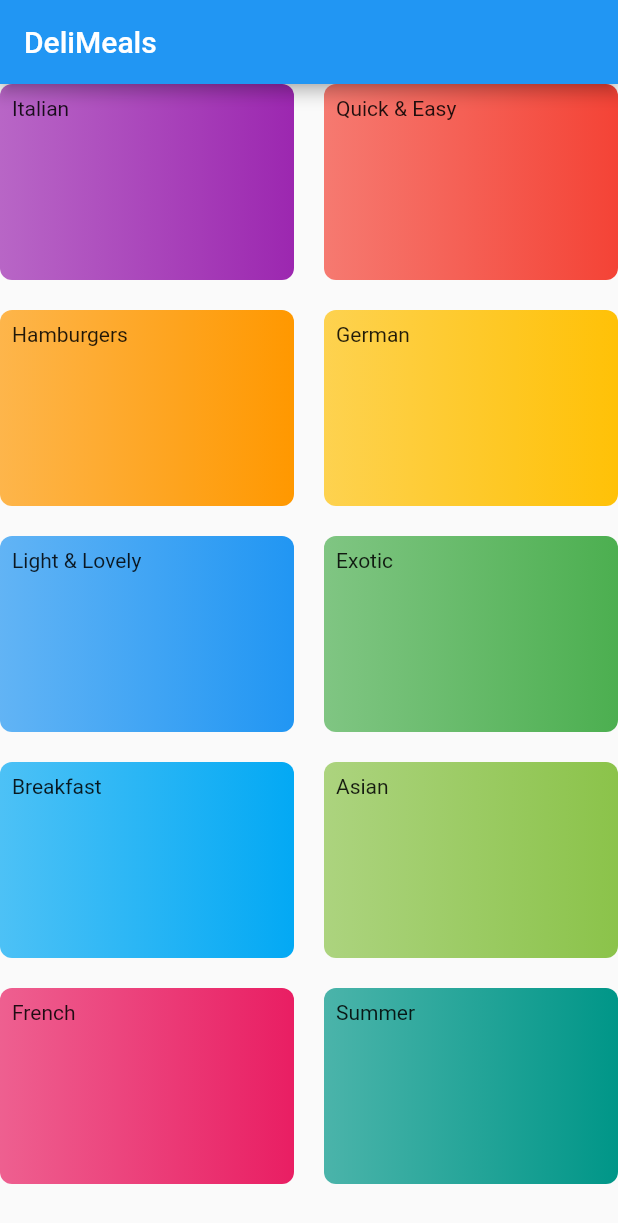
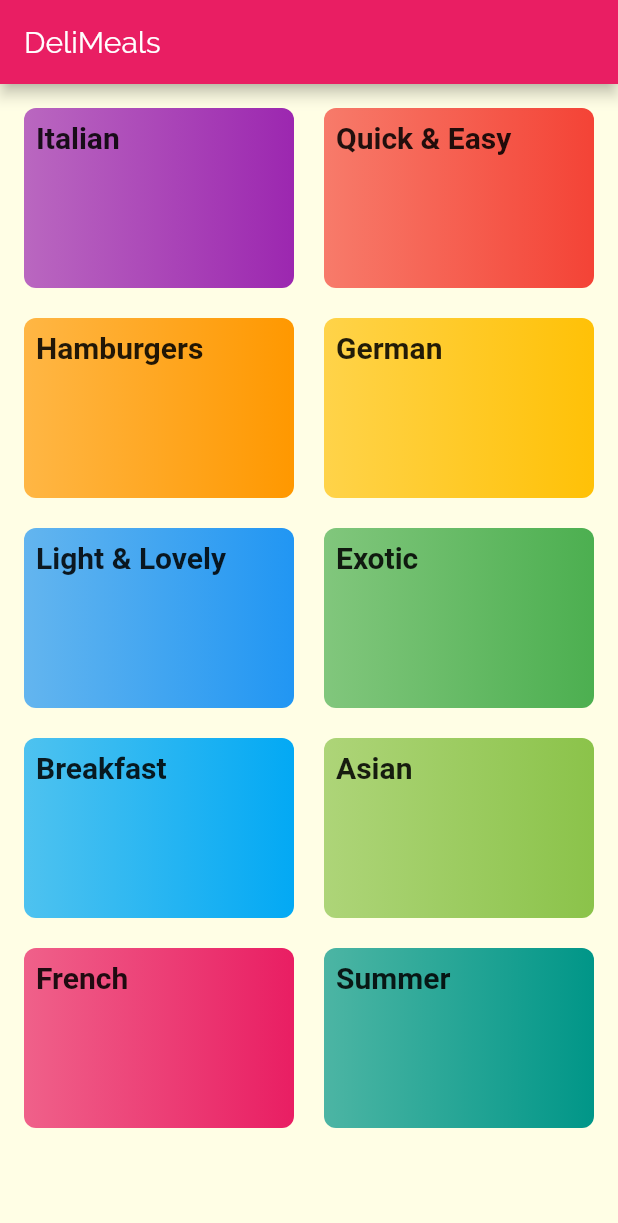
Before and after one commit to alexrodrigues/MealsApp, a Flutter app: the screen it shows after launch, on a phone screen of 412 x 824 dp. Shown: the top 1223 px of the screen. Run offline on Flutter 3.47's test engine with Material 2 defaults, Android fonts, the phone set to English and light mode, and no system bars; Roboto replaces fonts that are missing (RobotoCondesed).

Commit message:
categories

```diff
--- a/lib/categories.dart
+++ b/lib/categories.dart
@@ -16,6 +16,7 @@ class _CategoriesScreenState extends State<CategoriesScreen> {
         title: Text('DeliMeals'),
       ),
       body: GridView(
+        padding: EdgeInsets.all(16),
         children: DUMMY_CATEGORIES.map((element) {
           return CategoryItem(element.title, element.color);
         }).toList(),
--- a/lib/main.dart
+++ b/lib/main.dart
@@ -10,7 +10,19 @@ class MyApp extends StatelessWidget {
     return MaterialApp(
       title: 'DeliMeals',
       theme: ThemeData(
-        primarySwatch: Colors.blue,
+        primarySwatch: Colors.pink,
+        accentColor: Colors.amber,
+        canvasColor: Color.fromRGBO(255, 254, 229, 1),
+        fontFamily: 'Raleway',
+        textTheme: ThemeData.light().textTheme.copyWith(
+              body1: TextStyle(color: Color.fromARGB(20, 51, 51, 1)),
+              body2: TextStyle(color: Color.fromARGB(20, 51, 51, 1)),
+              title: TextStyle(
+                fontSize: 20,
+                fontFamily: 'RobotoCondesed',
+                fontWeight: FontWeight.bold,
+              ),
+            ),
       ),
       home: CategoriesScreen(),
     );
--- a/lib/widgets/category_item.dart
+++ b/lib/widgets/category_item.dart
@@ -10,7 +10,10 @@ class CategoryItem extends StatelessWidget {
   Widget build(BuildContext context) {
     return Container(
       padding: const EdgeInsets.all(8),
-      child: Text(_title),
+      child: Text(
+        _title,
+        style: Theme.of(context).textTheme.title,
+      ),
       decoration: BoxDecoration(
         gradient: LinearGradient(
           colors: [_backgroundColor.withOpacity(0.7), _backgroundColor],
```
Also changed, not shown: pubspec.yaml (+17 -6 lines), assets/fonts/Raleway-Black.ttf (added), assets/fonts/Raleway-Bold.ttf (added), assets/fonts/Raleway-Regular.ttf (added), assets/fonts/RobotoCondensed-Bold.ttf (added), assets/fonts/RobotoCondensed-Italic.ttf (added), assets/fonts/RobotoCondensed-Light.ttf (added), assets/fonts/RobotoCondensed-Regular.ttf (added).
